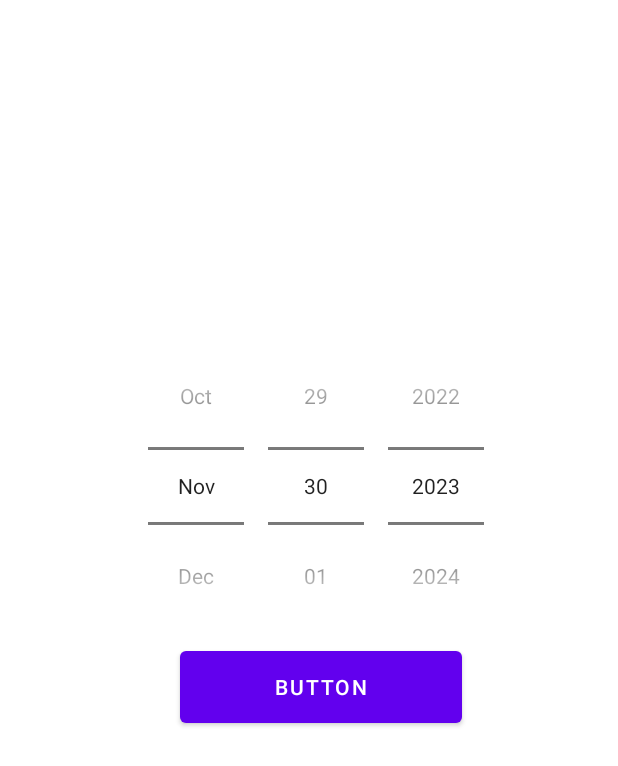
After one commit to applepepsi/dontforget, an Android app: the layout custom_dialog_date_select.xml on its own in the app's theme, with its tools: preview values and no code run, on a phone screen of 412 x 824 dp. The commit adds this screen. Shown: the top 766 px of the screen. Run offline under Robolectric (Android 15) with nearby library versions, the light colour scheme and no system bars.

Commit message:
디데이 계산기능 추가

```diff
--- a/app/build.gradle
+++ b/app/build.gradle
@@ -9,7 +9,7 @@ android {
 
     defaultConfig {
         applicationId "com.example.dontforget"
-        minSdk 23
+        minSdk 24
         targetSdk 32
         versionCode 1
         versionName "1.0"
--- a/app/src/main/AndroidManifest.xml
+++ b/app/src/main/AndroidManifest.xml
@@ -13,6 +13,9 @@
         android:supportsRtl="true"
         android:theme="@style/Theme.DontForget"
         tools:targetApi="31">
+        <activity
+            android:name=".SelectTime"
+            android:exported="false" />
         <activity
             android:name=".model.ModifySchedule"
             android:exported="false" />
--- a/app/src/main/java/com/example/dontforget/MainActivity.kt
+++ b/app/src/main/java/com/example/dontforget/MainActivity.kt
@@ -100,7 +100,7 @@ class MainActivity : AppCompatActivity() {
 
                 val scheduleText=data?.getStringExtra("scheduleText")
                 val scheduleTime=data?.getLongExtra("scheduleTime",0)
-
+                Log.d("EnterSchedule", "scheduleTime: $scheduleTime")
                 if (scheduleText != null) {
                     if(scheduleText!=null){
                         val schedule=ScheduleModel(id = null,scheduleText,scheduleTime!!)
--- a/app/src/main/java/com/example/dontforget/model/RecyclerAdapter.kt
+++ b/app/src/main/java/com/example/dontforget/model/RecyclerAdapter.kt
@@ -43,9 +43,9 @@ class RecyclerAdapter(private val scheduleList: List<ScheduleModel>,
                 scheduleNo.text = "${schedule.id}"
                 scheduleInfo.text = schedule.scheduleText
 
-                val date = SimpleDateFormat("yyyy/MM/dd hh:mm")
-                scheduleDate.text = date.format(schedule.scheduleTime)
-
+//                val date = SimpleDateFormat("yyyy/MM/dd hh:mm")
+//                scheduleDate.text = date.format(schedule.scheduleTime)
+                scheduleDate.text = schedule.scheduleTime.toString()
 
                 itemView.setOnClickListener {
                     scheduleClickListener.onClick(schedule)
--- /dev/null
+++ b/app/src/main/res/layout/custom_dialog_date_select.xml
@@ -0,0 +1,33 @@
+<?xml version="1.0" encoding="utf-8"?>
+<androidx.constraintlayout.widget.ConstraintLayout
+    xmlns:android="http://schemas.android.com/apk/res/android"
+    xmlns:tools="http://schemas.android.com/tools"
+    xmlns:app="http://schemas.android.com/apk/res-auto"
+    android:layout_width="match_parent"
+    android:layout_height="match_parent"
+    tools:context=".MainActivity">
+
+    <Button
+        android:id="@+id/button"
+        android:layout_width="188dp"
+        android:layout_height="60dp"
+        android:text="Button"
+        app:layout_constraintBottom_toBottomOf="@+id/datePicker"
+        app:layout_constraintEnd_toEndOf="@+id/datePicker"
+        app:layout_constraintHorizontal_bias="0.497"
+        app:layout_constraintStart_toStartOf="@+id/datePicker" />
+
+    <DatePicker
+        android:id="@+id/datePicker"
+        android:layout_width="320dp"
+        android:layout_height="270dp"
+        android:calendarViewShown="false"
+        android:datePickerMode="spinner"
+        app:layout_constraintBottom_toBottomOf="parent"
+        app:layout_constraintEnd_toEndOf="parent"
+        app:layout_constraintHorizontal_bias="0.593"
+        app:layout_constraintStart_toStartOf="parent"
+        app:layout_constraintTop_toTopOf="parent"
+        app:layout_constraintVertical_bias="0.394" />
+
+</androidx.constraintlayout.widget.ConstraintLayout>
```
Also changed, not shown: app/src/main/java/com/example/dontforget/model/EnterSchedule.kt (+61 -5 lines), app/src/main/java/com/example/dontforget/model/SelectTime.kt (added, +14 -0 lines), app/src/main/res/layout/activity_enter_schedule.xml (+13 -1 lines), app/src/main/res/layout/activity_select_time.xml (added, +20 -0 lines).
